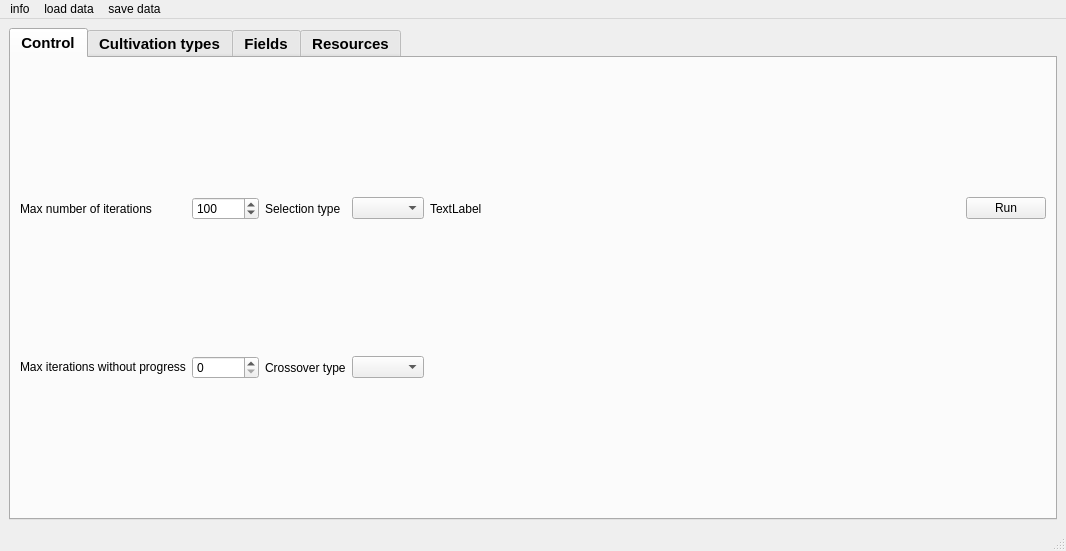
Old version of the form gui/form.ui in the repository hudaszekpiotr/InzynierkaProgram.
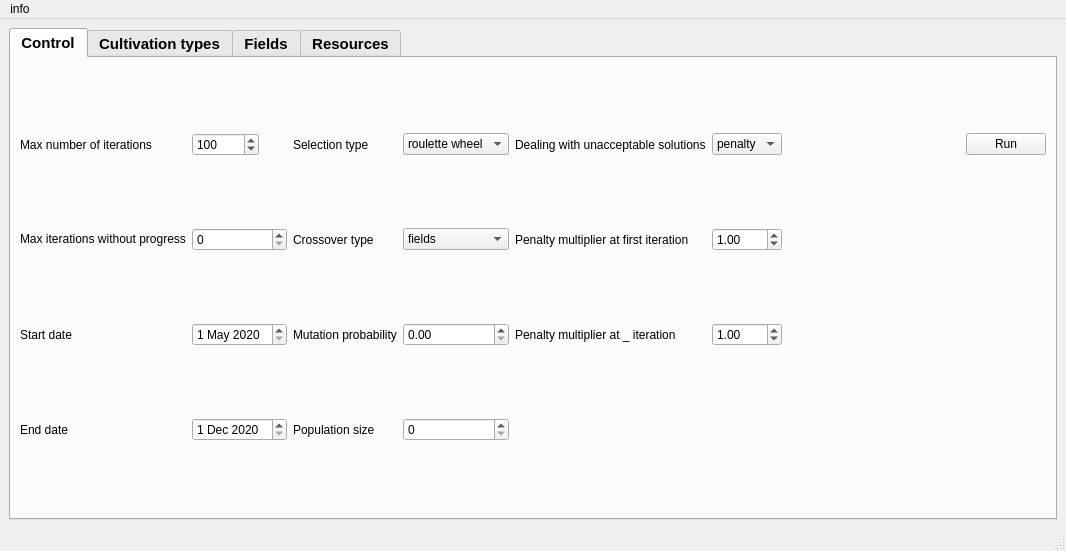
New version of the form. The open tabs and pages were chosen to show the change.

The edit to the form file:
```diff
--- a/gui/form.ui
+++ b/gui/form.ui
@@ -48,7 +48,7 @@
        <enum>QTabWidget::North</enum>
       </property>
       <property name="currentIndex">
-       <number>3</number>
+       <number>0</number>
       </property>
       <property name="elideMode">
        <enum>Qt::ElideNone</enum>
@@ -64,19 +64,49 @@
         <string>Control</string>
        </attribute>
        <layout class="QGridLayout" name="gridLayout_2">
-        <item row="0" column="1">
-         <widget class="QSpinBox" name="maxIter">
+        <item row="3" column="0">
+         <widget class="QLabel" name="label_9">
+          <property name="text">
+           <string>End date</string>
+          </property>
+         </widget>
+        </item>
+        <item row="0" column="4">
+         <widget class="QLabel" name="label_5">
+          <property name="text">
+           <string>Dealing with unacceptable solutions</string>
+          </property>
+         </widget>
+        </item>
+        <item row="0" column="3">
+         <widget class="QComboBox" name="comboBox">
+          <item>
+           <property name="text">
+            <string>roulette wheel</string>
+           </property>
+          </item>
+          <item>
+           <property name="text">
+            <string>tournament</string>
+           </property>
+          </item>
+          <item>
+           <property name="text">
+            <string>ranking</string>
+           </property>
+          </item>
+         </widget>
+        </item>
+        <item row="0" column="0">
+         <widget class="QLabel" name="label">
           <property name="sizePolicy">
-           <sizepolicy hsizetype="Fixed" vsizetype="Fixed">
+           <sizepolicy hsizetype="Fixed" vsizetype="Preferred">
             <horstretch>0</horstretch>
             <verstretch>0</verstretch>
            </sizepolicy>
           </property>
-          <property name="maximum">
-           <number>9999999</number>
-          </property>
-          <property name="value">
-           <number>100</number>
+          <property name="text">
+           <string>Max number of iterations</string>
           </property>
          </widget>
         </item>
@@ -94,10 +124,7 @@
          </widget>
         </item>
         <item row="1" column="1">
-         <widget class="QSpinBox" name="spinBox"/>
-        </item>
-        <item row="2" column="0" colspan="7">
-         <layout class="QVBoxLayout" name="verticalLayout_3"/>
+         <widget class="QSpinBox" name="maxIterNoProgress"/>
         </item>
         <item row="1" column="2">
          <widget class="QLabel" name="label_4">
@@ -106,7 +133,27 @@
           </property>
          </widget>
         </item>
-        <item row="0" column="5">
+        <item row="4" column="0" colspan="8">
+         <layout class="QVBoxLayout" name="verticalLayout_3"/>
+        </item>
+        <item row="1" column="3">
+         <widget class="QComboBox" name="comboBox_2">
+          <item>
+           <property name="text">
+            <string>fields</string>
+           </property>
+          </item>
+          <item>
+           <property name="text">
+            <string>days</string>
+           </property>
+          </item>
+         </widget>
+        </item>
+        <item row="2" column="3">
+         <widget class="QDoubleSpinBox" name="doubleSpinBox"/>
+        </item>
+        <item row="0" column="6">
          <spacer name="horizontalSpacer">
           <property name="orientation">
            <enum>Qt::Horizontal</enum>
@@ -119,7 +166,25 @@
           </property>
          </spacer>
         </item>
-        <item row="0" column="6">
+        <item row="3" column="1">
+         <widget class="QDateEdit" name="endDate">
+          <property name="date">
+           <date>
+            <year>2020</year>
+            <month>12</month>
+            <day>1</day>
+           </date>
+          </property>
+         </widget>
+        </item>
+        <item row="2" column="2">
+         <widget class="QLabel" name="label_10">
+          <property name="text">
+           <string>Mutation probability</string>
+          </property>
+         </widget>
+        </item>
+        <item row="0" column="7">
          <widget class="QPushButton" name="runButton">
           <property name="sizePolicy">
            <sizepolicy hsizetype="Fixed" vsizetype="Fixed">
@@ -132,16 +197,30 @@
           </property>
          </widget>
         </item>
-        <item row="0" column="0">
-         <widget class="QLabel" name="label">
+        <item row="2" column="1">
+         <widget class="QDateEdit" name="startDate">
+          <property name="date">
+           <date>
+            <year>2020</year>
+            <month>5</month>
+            <day>1</day>
+           </date>
+          </property>
+         </widget>
+        </item>
+        <item row="0" column="1">
+         <widget class="QSpinBox" name="maxIter">
           <property name="sizePolicy">
-           <sizepolicy hsizetype="Fixed" vsizetype="Preferred">
+           <sizepolicy hsizetype="Fixed" vsizetype="Fixed">
             <horstretch>0</horstretch>
             <verstretch>0</verstretch>
            </sizepolicy>
           </property>
-          <property name="text">
-           <string>Max number of iterations</string>
+          <property name="maximum">
+           <number>9999999</number>
+          </property>
+          <property name="value">
+           <number>100</number>
           </property>
          </widget>
         </item>
@@ -152,16 +231,62 @@
           </property>
          </widget>
         </item>
-        <item row="1" column="3">
-         <widget class="QComboBox" name="comboBox_2"/>
+        <item row="2" column="0">
+         <widget class="QLabel" name="label_6">
+          <property name="text">
+           <string>Start date</string>
+          </property>
+         </widget>
         </item>
-        <item row="0" column="3">
-         <widget class="QComboBox" name="comboBox"/>
+        <item row="0" column="5">
+         <widget class="QComboBox" name="comboBox_3">
+          <item>
+           <property name="text">
+            <string>penalty</string>
+           </property>
+          </item>
+          <item>
+           <property name="text">
+            <string>fixup</string>
+           </property>
+          </item>
+         </widget>
         </item>
-        <item row="0" column="4">
-         <widget class="QLabel" name="label_5">
+        <item row="1" column="4">
+         <widget class="QLabel" name="label_12">
           <property name="text">
-           <string>TextLabel</string>
+           <string>Penalty multiplier at first iteration</string>
+          </property>
+         </widget>
+        </item>
+        <item row="3" column="2">
+         <widget class="QLabel" name="label_11">
+          <property name="text">
+           <string>Population size</string>
+          </property>
+         </widget>
+        </item>
+        <item row="3" column="3">
+         <widget class="QSpinBox" name="spinBox"/>
+        </item>
+        <item row="2" column="4">
+         <widget class="QLabel" name="label_13">
+          <property name="text">
+           <string>Penalty multiplier at _ iteration</string>
+          </property>
+         </widget>
+        </item>
+        <item row="1" column="5">
+         <widget class="QDoubleSpinBox" name="doubleSpinBox_2">
+          <property name="value">
+           <double>1.000000000000000</double>
+          </property>
+         </widget>
+        </item>
+        <item row="2" column="5">
+         <widget class="QDoubleSpinBox" name="doubleSpinBox_3">
+          <property name="value">
+           <double>1.000000000000000</double>
           </property>
          </widget>
         </item>
@@ -477,7 +602,7 @@
      <x>0</x>
      <y>0</y>
      <width>1066</width>
-     <height>32</height>
+     <height>22</height>
     </rect>
    </property>
    <widget class="QMenu" name="menuinfo">
@@ -485,21 +610,7 @@
      <string>info</string>
     </property>
    </widget>
-   <widget class="QMenu" name="menuload_data">
-    <property name="title">
-     <string>load data</string>
-    </property>
-    <addaction name="actionlast_used"/>
-    <addaction name="actionset1"/>
-   </widget>
-   <widget class="QMenu" name="menusave_data">
-    <property name="title">
-     <string>save data</string>
-    </property>
-   </widget>
    <addaction name="menuinfo"/>
-   <addaction name="menuload_data"/>
-   <addaction name="menusave_data"/>
   </widget>
   <widget class="QStatusBar" name="statusbar"/>
   <action name="actionlast_used">
@@ -512,6 +623,11 @@
     <string>set1</string>
    </property>
   </action>
+  <action name="actionsave">
+   <property name="text">
+    <string>save</string>
+   </property>
+  </action>
  </widget>
  <resources/>
  <connections/>
```
